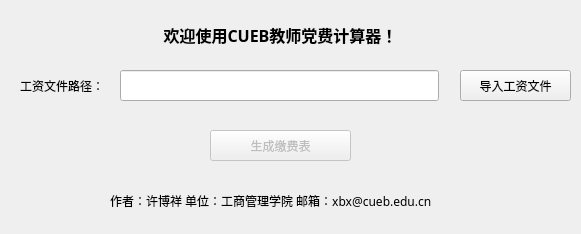
Qt form party_dues_gui_hd.ui (xbxstukov/cuebpartydues) before a commit.
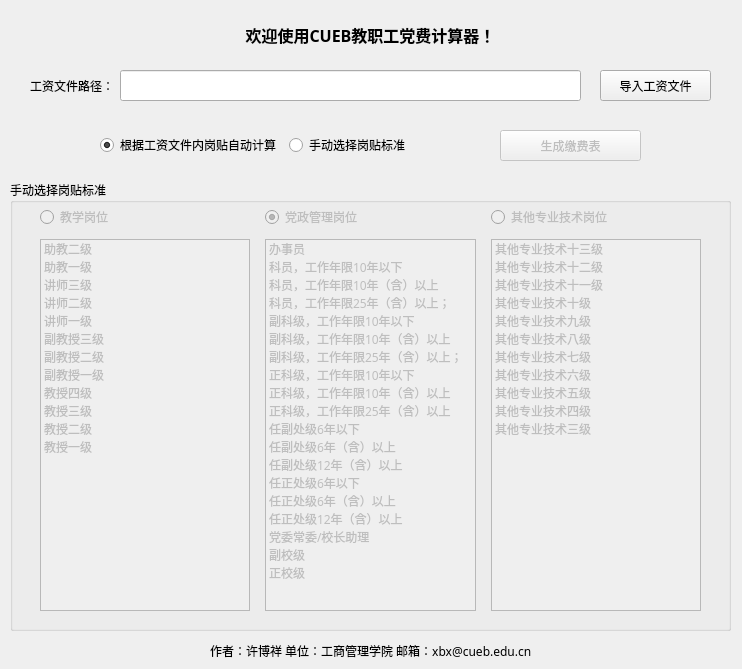
The same form after that commit. Icons and pictures are not drawn.

What changed in the file:
```diff
--- a/party_dues_gui_hd.ui
+++ b/party_dues_gui_hd.ui
@@ -9,8 +9,8 @@
    <rect>
     <x>0</x>
     <y>0</y>
-    <width>581</width>
-    <height>234</height>
+    <width>742</width>
+    <height>669</height>
    </rect>
   </property>
   <property name="font">
@@ -35,7 +35,7 @@
     </property>
     <property name="geometry">
      <rect>
-      <x>210</x>
+      <x>500</x>
       <y>130</y>
       <width>141</width>
       <height>31</height>
@@ -44,6 +44,7 @@
     <property name="font">
      <font>
       <family>微软雅黑</family>
+      <stylestrategy>PreferAntialias</stylestrategy>
      </font>
     </property>
     <property name="text">
@@ -62,9 +63,9 @@
    <widget class="QLabel" name="aboutLabel">
     <property name="geometry">
      <rect>
-      <x>110</x>
-      <y>180</y>
-      <width>361</width>
+      <x>210</x>
+      <y>630</y>
+      <width>341</width>
       <height>41</height>
      </rect>
     </property>
@@ -82,7 +83,7 @@
      <rect>
       <x>120</x>
       <y>70</y>
-      <width>319</width>
+      <width>461</width>
       <height>31</height>
      </rect>
     </property>
@@ -95,7 +96,7 @@
    <widget class="QPushButton" name="importButton">
     <property name="geometry">
      <rect>
-      <x>460</x>
+      <x>600</x>
       <y>70</y>
       <width>111</width>
       <height>31</height>
@@ -104,6 +105,7 @@
     <property name="font">
      <font>
       <family>微软雅黑</family>
+      <stylestrategy>PreferAntialias</stylestrategy>
      </font>
     </property>
     <property name="text">
@@ -113,7 +115,7 @@
    <widget class="QLabel" name="filepathLabel">
     <property name="geometry">
      <rect>
-      <x>20</x>
+      <x>30</x>
       <y>60</y>
       <width>91</width>
       <height>51</height>
@@ -122,6 +124,7 @@
     <property name="font">
      <font>
       <family>微软雅黑</family>
+      <stylestrategy>PreferAntialias</stylestrategy>
      </font>
     </property>
     <property name="text">
@@ -131,9 +134,9 @@
    <widget class="QLabel" name="welcomeLabel">
     <property name="geometry">
      <rect>
-      <x>160</x>
+      <x>240</x>
       <y>10</y>
-      <width>241</width>
+      <width>261</width>
       <height>49</height>
      </rect>
     </property>
@@ -143,10 +146,11 @@
       <pointsize>12</pointsize>
       <weight>75</weight>
       <bold>true</bold>
+      <stylestrategy>PreferAntialias</stylestrategy>
      </font>
     </property>
     <property name="text">
-     <string>欢迎使用CUEB教师党费计算器！</string>
+     <string>欢迎使用CUEB教职工党费计算器！</string>
     </property>
     <property name="textFormat">
      <enum>Qt::AutoText</enum>
@@ -158,6 +162,401 @@
      <set>Qt::AlignCenter</set>
     </property>
    </widget>
+   <widget class="QGroupBox" name="GTBox">
+    <property name="geometry">
+     <rect>
+      <x>10</x>
+      <y>180</y>
+      <width>721</width>
+      <height>451</height>
+     </rect>
+    </property>
+    <property name="title">
+     <string>手动选择岗贴标准</string>
+    </property>
+    <widget class="QWidget" name="gridLayoutWidget">
+     <property name="geometry">
+      <rect>
+       <x>20</x>
+       <y>20</y>
+       <width>681</width>
+       <height>421</height>
+      </rect>
+     </property>
+     <layout class="QGridLayout" name="gridLayout">
+      <property name="leftMargin">
+       <number>10</number>
+      </property>
+      <property name="topMargin">
+       <number>5</number>
+      </property>
+      <property name="rightMargin">
+       <number>10</number>
+      </property>
+      <property name="bottomMargin">
+       <number>10</number>
+      </property>
+      <property name="horizontalSpacing">
+       <number>15</number>
+      </property>
+      <property name="verticalSpacing">
+       <number>10</number>
+      </property>
+      <item row="0" column="0">
+       <widget class="QRadioButton" name="TeachingPosition">
+        <property name="enabled">
+         <bool>false</bool>
+        </property>
+        <property name="font">
+         <font>
+          <stylestrategy>PreferAntialias</stylestrategy>
+         </font>
+        </property>
+        <property name="layoutDirection">
+         <enum>Qt::LeftToRight</enum>
+        </property>
+        <property name="autoFillBackground">
+         <bool>false</bool>
+        </property>
+        <property name="text">
+         <string>教学岗位</string>
+        </property>
+        <property name="checkable">
+         <bool>true</bool>
+        </property>
+       </widget>
+      </item>
+      <item row="0" column="1">
+       <widget class="QRadioButton" name="ManagementPosition">
+        <property name="enabled">
+         <bool>false</bool>
+        </property>
+        <property name="font">
+         <font>
+          <stylestrategy>PreferAntialias</stylestrategy>
+         </font>
+        </property>
+        <property name="text">
+         <string>党政管理岗位</string>
+        </property>
+        <property name="checkable">
+         <bool>true</bool>
+        </property>
+        <property name="checked">
+         <bool>true</bool>
+        </property>
+       </widget>
+      </item>
+      <item row="0" column="2">
+       <widget class="QRadioButton" name="OtherSpecialtyPosition">
+        <property name="enabled">
+         <bool>false</bool>
+        </property>
+        <property name="font">
+         <font>
+          <stylestrategy>PreferAntialias</stylestrategy>
+         </font>
+        </property>
+        <property name="text">
+         <string>其他专业技术岗位</string>
+        </property>
+       </widget>
+      </item>
+      <item row="1" column="0">
+       <widget class="QListWidget" name="TeachingList">
+        <property name="enabled">
+         <bool>false</bool>
+        </property>
+        <property name="font">
+         <font>
+          <stylestrategy>PreferAntialias</stylestrategy>
+         </font>
+        </property>
+        <item>
+         <property name="text">
+          <string>助教二级</string>
+         </property>
+        </item>
+        <item>
+         <property name="text">
+          <string>助教一级</string>
+         </property>
+        </item>
+        <item>
+         <property name="text">
+          <string>讲师三级</string>
+         </property>
+        </item>
+        <item>
+         <property name="text">
+          <string>讲师二级</string>
+         </property>
+        </item>
+        <item>
+         <property name="text">
+          <string>讲师一级</string>
+         </property>
+        </item>
+        <item>
+         <property name="text">
+          <string>副教授三级</string>
+         </property>
+        </item>
+        <item>
+         <property name="text">
+          <string>副教授二级</string>
+         </property>
+        </item>
+        <item>
+         <property name="text">
+          <string>副教授一级</string>
+         </property>
+        </item>
+        <item>
+         <property name="text">
+          <string>教授四级</string>
+         </property>
+        </item>
+        <item>
+         <property name="text">
+          <string>教授三级</string>
+         </property>
+        </item>
+        <item>
+         <property name="text">
+          <string>教授二级</string>
+         </property>
+        </item>
+        <item>
+         <property name="text">
+          <string>教授一级</string>
+         </property>
+        </item>
+       </widget>
+      </item>
+      <item row="1" column="1">
+       <widget class="QListWidget" name="ManagementList">
+        <property name="enabled">
+         <bool>false</bool>
+        </property>
+        <property name="font">
+         <font>
+          <stylestrategy>PreferAntialias</stylestrategy>
+         </font>
+        </property>
+        <property name="verticalScrollBarPolicy">
+         <enum>Qt::ScrollBarAsNeeded</enum>
+        </property>
+        <property name="isWrapping" stdset="0">
+         <bool>false</bool>
+        </property>
+        <item>
+         <property name="text">
+          <string>办事员</string>
+         </property>
+        </item>
+        <item>
+         <property name="text">
+          <string>科员，工作年限10年以下</string>
+         </property>
+        </item>
+        <item>
+         <property name="text">
+          <string>科员，工作年限10年（含）以上</string>
+         </property>
+        </item>
+        <item>
+         <property name="text">
+          <string>科员，工作年限25年（含）以上；
+副科级，工作年限10年以下</string>
+         </property>
+         <property name="font">
+          <font>
+           <strikeout>false</strikeout>
+           <kerning>true</kerning>
+          </font>
+         </property>
+         <property name="textAlignment">
+          <set>AlignLeading|AlignVCenter</set>
+         </property>
+        </item>
+        <item>
+         <property name="text">
+          <string>副科级，工作年限10年（含）以上</string>
+         </property>
+        </item>
+        <item>
+         <property name="text">
+          <string>副科级，工作年限25年（含）以上；
+正科级，工作年限10年以下</string>
+         </property>
+        </item>
+        <item>
+         <property name="text">
+          <string>正科级，工作年限10年（含）以上</string>
+         </property>
+        </item>
+        <item>
+         <property name="text">
+          <string>正科级，工作年限25年（含）以上</string>
+         </property>
+        </item>
+        <item>
+         <property name="text">
+          <string>任副处级6年以下</string>
+         </property>
+        </item>
+        <item>
+         <property name="text">
+          <string>任副处级6年（含）以上</string>
+         </property>
+        </item>
+        <item>
+         <property name="text">
+          <string>任副处级12年（含）以上</string>
+         </property>
+        </item>
+        <item>
+         <property name="text">
+          <string>任正处级6年以下</string>
+         </property>
+        </item>
+        <item>
+         <property name="text">
+          <string>任正处级6年（含）以上</string>
+         </property>
+        </item>
+        <item>
+         <property name="text">
+          <string>任正处级12年（含）以上</string>
+         </property>
+        </item>
+        <item>
+         <property name="text">
+          <string>党委常委/校长助理</string>
+         </property>
+        </item>
+        <item>
+         <property name="text">
+          <string>副校级</string>
+         </property>
+        </item>
+        <item>
+         <property name="text">
+          <string>正校级</string>
+         </property>
+        </item>
+       </widget>
+      </item>
+      <item row="1" column="2">
+       <widget class="QListWidget" name="OtherSpecialtyList">
+        <property name="enabled">
+         <bool>false</bool>
+        </property>
+        <property name="font">
+         <font>
+          <stylestrategy>PreferAntialias</stylestrategy>
+         </font>
+        </property>
+        <item>
+         <property name="text">
+          <string>其他专业技术十三级</string>
+         </property>
+        </item>
+        <item>
+         <property name="text">
+          <string>其他专业技术十二级</string>
+         </property>
+        </item>
+        <item>
+         <property name="text">
+          <string>其他专业技术十一级</string>
+         </property>
+        </item>
+        <item>
+         <property name="text">
+          <string>其他专业技术十级</string>
+         </property>
+        </item>
+        <item>
+         <property name="text">
+          <string>其他专业技术九级</string>
+         </property>
+        </item>
+        <item>
+         <property name="text">
+          <string>其他专业技术八级</string>
+         </property>
+        </item>
+        <item>
+         <property name="text">
+          <string>其他专业技术七级</string>
+         </property>
+        </item>
+        <item>
+         <property name="text">
+          <string>其他专业技术六级</string>
+         </property>
+        </item>
+        <item>
+         <property name="text">
+          <string>其他专业技术五级</string>
+         </property>
+        </item>
+        <item>
+         <property name="text">
+          <string>其他专业技术四级</string>
+         </property>
+        </item>
+        <item>
+         <property name="text">
+          <string>其他专业技术三级</string>
+         </property>
+        </item>
+       </widget>
+      </item>
+     </layout>
+    </widget>
+   </widget>
+   <widget class="QWidget" name="horizontalLayoutWidget">
+    <property name="geometry">
+     <rect>
+      <x>100</x>
+      <y>120</y>
+      <width>371</width>
+      <height>51</height>
+     </rect>
+    </property>
+    <layout class="QHBoxLayout" name="horizontalLayout">
+     <item>
+      <widget class="QRadioButton" name="AutoGT">
+       <property name="font">
+        <font>
+         <stylestrategy>PreferAntialias</stylestrategy>
+        </font>
+       </property>
+       <property name="text">
+        <string>根据工资文件内岗贴自动计算</string>
+       </property>
+       <property name="checked">
+        <bool>true</bool>
+       </property>
+      </widget>
+     </item>
+     <item>
+      <widget class="QRadioButton" name="ManualGT">
+       <property name="font">
+        <font>
+         <stylestrategy>PreferAntialias</stylestrategy>
+        </font>
+       </property>
+       <property name="text">
+        <string>手动选择岗贴标准</string>
+       </property>
+      </widget>
+     </item>
+    </layout>
+   </widget>
   </widget>
   <action name="actionImport">
    <property name="text">
```
Left out of the diff: 391 changed lines with no effect on the pictures.
